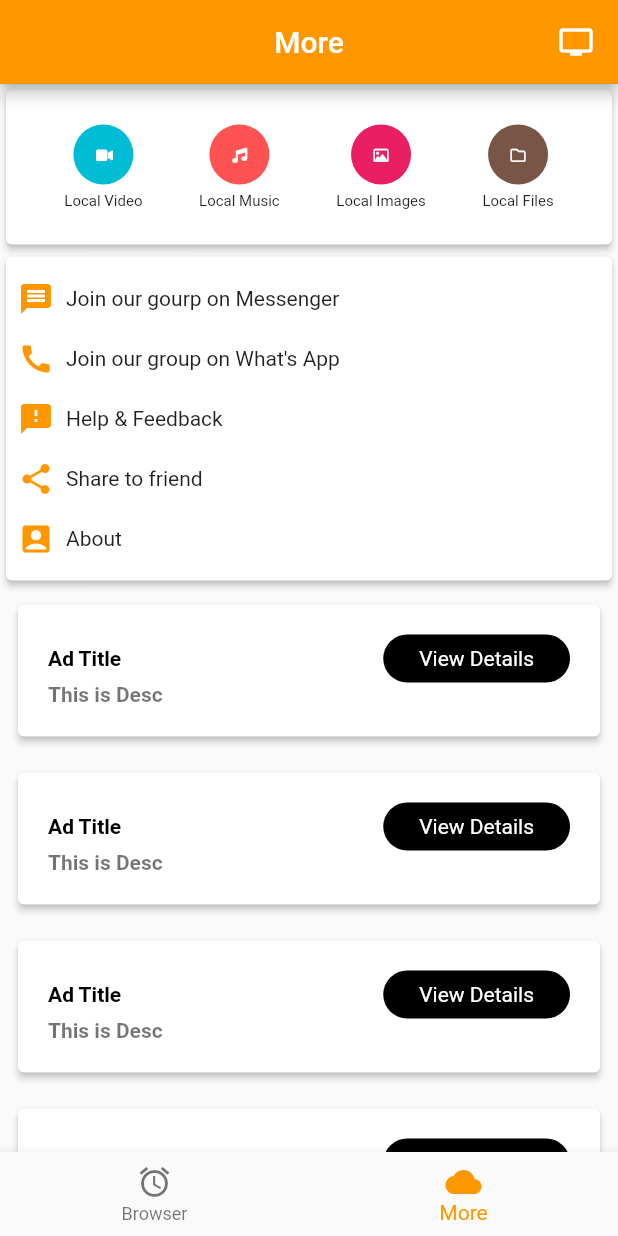
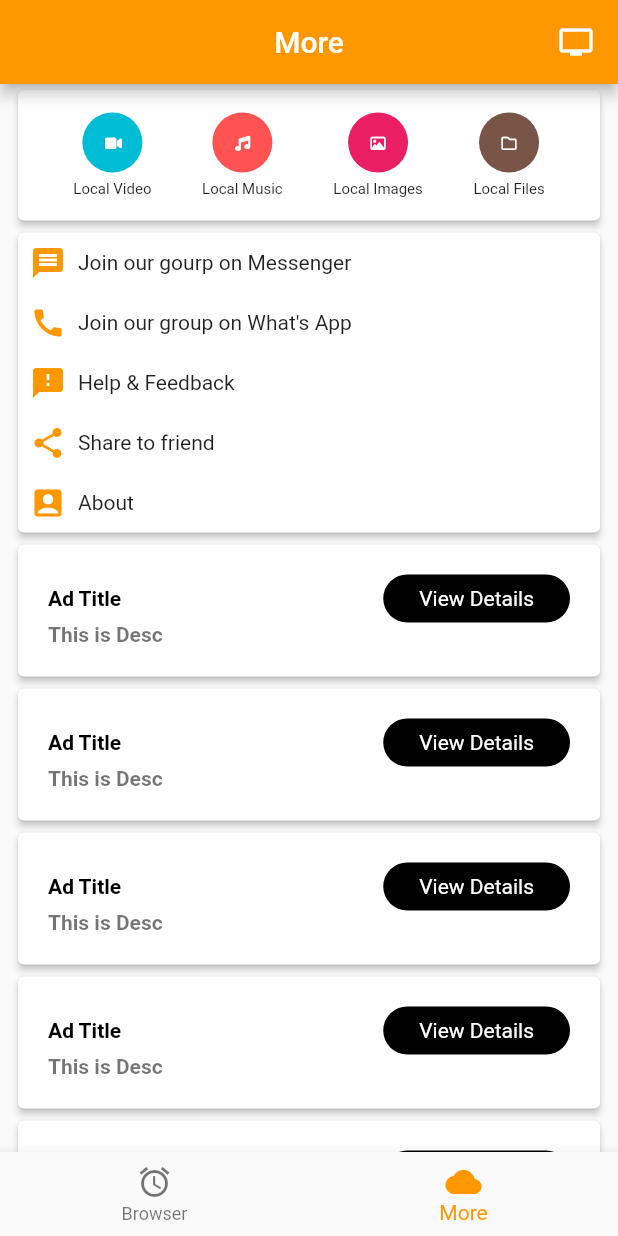
Before and after one commit to xxnjdlys/flutter_cast_classic, a Flutter app: the screen it shows after launch, item 2 of the bottom bar chosen, on a phone screen of 412 x 824 dp. Run offline on Flutter 3.47's test engine with Material 2 defaults, Android fonts, the phone set to English and light mode, and no system bars; our stand-ins replace font_awesome_flutter; Roboto replaces fonts that are missing (Raleway).

Commit message:
update reademe.md file

```diff
--- a/lib/ui/page/dashboard/dashboard.dart
+++ b/lib/ui/page/dashboard/dashboard.dart
@@ -346,11 +346,18 @@ class DashboardPageState extends State<DashboardPage>
           body: SingleChildScrollView(
             child: new Column(
               children: <Widget>[
-                Card(
+                Padding(
+                  padding: const EdgeInsets.symmetric(
+                    horizontal: 8.0,
+                    // vertical: 4.0,
+                  ),
+                  child: Card(
                     elevation: 2.0,
                     child: Padding(
                       padding: const EdgeInsets.symmetric(
-                          horizontal: 0.0, vertical: 8.0),
+                          horizontal: 0.0,
+                          // vertical: 8.0,
+                          ),
                       child: DashboardMenuRow(
                         firstIcon: FontAwesomeIcons.video,
                         firstLabel: "Local Video",
@@ -365,12 +372,21 @@ class DashboardPageState extends State<DashboardPage>
                         fourthLabel: "Local Files",
                         fourthIconCircleColor: Colors.brown,
                       ),
-                    )),
-                Card(
+                    ),
+                  ),
+                ),
+                Padding(
+                  padding: const EdgeInsets.symmetric(
+                    horizontal: 8.0,
+                    // vertical: 4.0,
+                  ),
+                  child: Card(
                       elevation: 2.0,
                       child: Padding(
                         padding: const EdgeInsets.symmetric(
-                          horizontal: 0.0, vertical: 8.0),
+                            horizontal: 0.0,
+                            //  vertical: 8.0,
+                             ),
                         child: Column(
                           children: <Widget>[
                             normalOptionItem(
@@ -411,6 +427,7 @@ class DashboardPageState extends State<DashboardPage>
                           ],
                         ),
                       )),
+                ),
                 normalCard(),
                 normalCard(),
                 normalCard(),
@@ -441,7 +458,9 @@ class DashboardPageState extends State<DashboardPage>
       );
 
   Widget normalCard() => Padding(
-        padding: const EdgeInsets.all(8.0),
+        padding: const EdgeInsets.symmetric(
+          horizontal: 8.0,
+        ),
         child: Card(
           elevation: 2.0,
           child: Padding(
```
Also changed, not shown: 6 other files. Lines whose indentation alone changed are shown as unchanged.
